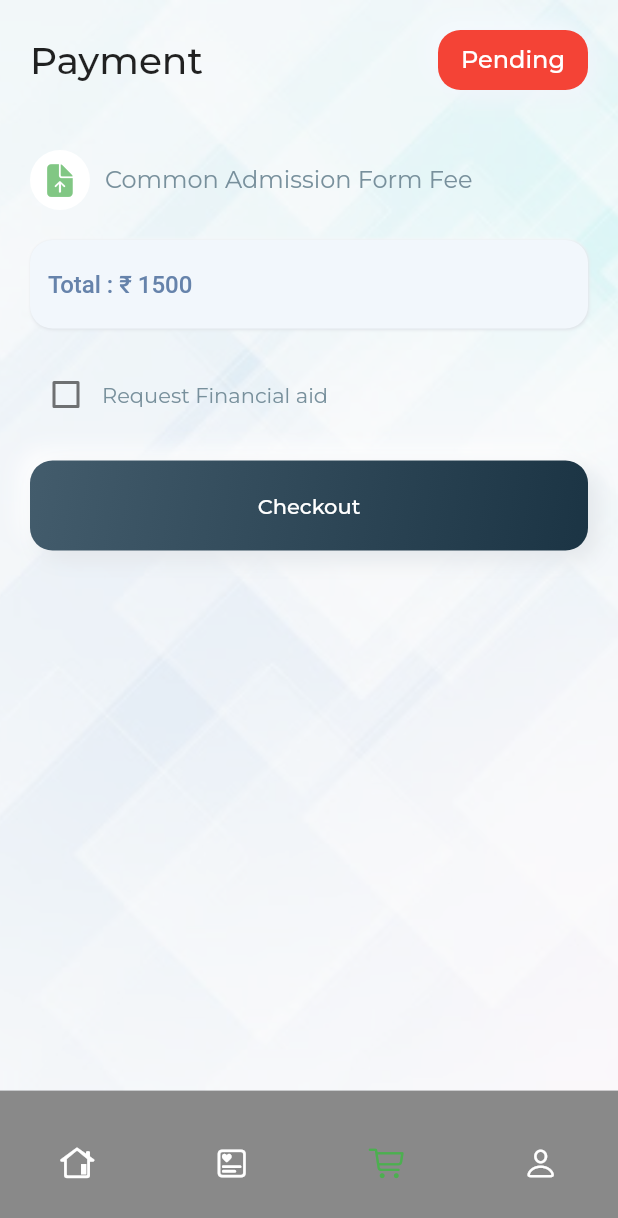
After one commit to purnenduvashistha/EaseAd, a Flutter app: the HomePage screen opened by its route, item 3 of the bottom bar chosen, on a phone screen of 412 x 824 dp. The commit adds this screen. Shown: the top 1218 px of the screen. Run offline on Flutter 3.47's test engine with Material 2 defaults, Android fonts, the phone set to English and light mode, and no system bars; drawn by our look-alikes of clay_containers; our stand-ins replace carousel_slider, firebase_auth, firebase_core, firebase_storage, fluttertoast, font_awesome_flutter and 6 more; missing offline and left inert: clipboard, expansion_widget, flutter_card_swipper; accounts and stored records are empty.

Commit message:
cart.dart for payment

```diff
--- a/lib/models/tabs.dart
+++ b/lib/models/tabs.dart
@@ -3,6 +3,7 @@ import 'package:flutter/cupertino.dart';
 import '../views/tabs/dashboard.dart';
 import '../views/tabs/user.dart';
 import '../views/tabs/history.dart';
+import '../views/tabs/cart.dart';
 
 class TabViews extends ChangeNotifier {
   int selectedIndex = 0;
@@ -27,6 +28,9 @@ class TabViews extends ChangeNotifier {
       case 1:
         ob = HistoryTab();
         break;
+      case 2:
+        ob = CartTab();
+        break;
       case 3:
         ob = UserTab();
         break;
--- /dev/null
+++ b/lib/views/tabs/cart.dart
@@ -0,0 +1,261 @@
+import 'package:clay_containers/widgets/clay_container.dart';
+import 'package:flutter/cupertino.dart';
+import 'package:flutter/material.dart';
+import 'package:provider/provider.dart';
+
+import '../../constants.dart';
+import '../../models/tabs.dart';
+import '../../services/validation.dart';
+import '../../widgets/clayContainerHighlight.dart';
+import '../../widgets/inputTextFields.dart';
+import '../../widgets/submitBtn.dart';
+import '../details.dart';
+
+class CartTab extends StatefulWidget {
+  @override
+  _CartTabState createState() => _CartTabState();
+}
+
+class _CartTabState extends State<CartTab> {
+
+  TextEditingController textEditingController = new TextEditingController();
+  bool isFinancialAidAvailable = false;
+  final Slots = [
+    'Upto ₹ 2.5 lakhs',
+    '₹ 2.5 - ₹ 5 lakhs',
+    '₹ 5 - ₹ 10 lakhs',
+    'Greater than ₹ 10 lakhs'
+  ];
+
+  final interview = ['Yes', 'No'];
+  var selectedSlot;
+  var selectedInterview;
+
+  @override
+  void initState() {
+    super.initState();
+
+    selectedSlot = Slots[0];
+    selectedInterview = interview[0];
+  }
+
+  @override
+  void dispose() {
+    // TODO: implement dispose
+    super.dispose();
+
+  }
+
+  @override
+  Widget build(BuildContext context) {
+    textEditingController.text = 'Total : ₹ 1500';
+    return Stack(
+      alignment:
+      isFinancialAidAvailable ? Alignment.bottomCenter : Alignment.topLeft,
+      children: [
+        SingleChildScrollView(
+          padding: EdgeInsets.only(top: 20, left: 20, right: 20, bottom: 100),
+          child: Container(
+            child: Column(
+              crossAxisAlignment: CrossAxisAlignment.start,
+              children: [
+                Row(
+                  children: [
+                    !isFinancialAidAvailable
+                        ? Container()
+                        : Container(
+                      margin: EdgeInsets.only(right: 20),
+                      child: ClayContainerHighlight(
+                        iconData: CupertinoIcons.arrow_left,
+                        onTap: () {
+                          setState(() {
+                            isFinancialAidAvailable = false;
+                            Provider.of<TabViews>(context, listen: false)
+                                .setBottomNavigationBar(true);
+                          });
+                        },
+                      ),
+                    ),
+                    Text(
+                      'Payment',
+                      style: kHeading1,
+                    ),
+                    Spacer(),
+                    ClayContainer(
+                        color: Colors.red,
+                        parentColor: Color(0xffF2F7FC),
+                        depth: 2,
+                        width: 100,
+                        height: 40,
+                        borderRadius: 15,
+                        child: Center(
+                          child: Text(
+                            "Pending",
+                            style: kHeading3.copyWith(color: Colors.white),
+                          ),
+                        ))
+                  ],
+                ),
+                SizedBox(
+                  height: 20,
+                ),
+                SizedBox(
+                  height: 20,
+                ),
+                Row(
+                  children: [
+                    CircleAvatar(
+                      backgroundColor: Colors.white,
+                      child: Icon(CupertinoIcons.arrow_up_doc_fill,
+                          color: Colors.green.shade300),
+                    ),
+                    SizedBox(
+                      width: 10,
+                    ),
+                    Text(
+                      'Common Admission Form Fee',
+                      style: kHeading4.copyWith(fontSize: 16),
+                    ),
+                  ],
+                ),
+                SizedBox(
+                  height: 20,
+                ),
+                Column(
+                  children: [
+                    InputTextField(
+                      isDisabled: true,
+                      isPasswordField: true,
+                      validator: (value) => Validator.validateName(
+                          name: textEditingController.text),
+                      color: Color(0xffF2F7FC),
+                      textEditingController: textEditingController,
+                    ),
+                    SizedBox(
+                      height: 20,
+                    ),
+                    Row(
+                      children: [
+                        Checkbox(
+                            activeColor: Colors.amber,
+                            value: isFinancialAidAvailable,
+                            onChanged: (value) {
+                              setState(() {
+                                isFinancialAidAvailable = value!;
+                                Provider.of<TabViews>(context, listen: false)
+                                    .setBottomNavigationBar(
+                                    !isFinancialAidAvailable);
+                              });
+                            }),
+                        Text(
+                          'Request Financial aid',
+                          style: kHeading4,
+                        )
+                      ],
+                    ),
+                    SizedBox(
+                      height: 20,
+                    ),
+                    isFinancialAidAvailable
+                        ? Column(
+                      children: [
+                        TextFormField(
+                          maxLines: 5,
+                          style: TextStyle(
+                              color: Color(0xff6683AB),
+                              fontWeight: FontWeight.w500,
+                              fontStyle: FontStyle.normal),
+                          cursorRadius: Radius.circular(4),
+                          cursorHeight: 20,
+                          decoration: InputDecoration(
+                              alignLabelWithHint: true,
+                              border: OutlineInputBorder(),
+                              hintText:
+                              'Please help us understand in atleast 100 words.',
+                              labelStyle: TextStyle(
+                                  color: Colors.amber.shade800,
+                                  fontSize: 16),
+                              hintStyle: kHeading4,
+                              labelText:
+                              'Why did you opt for Financial Aid* '),
+                        ),
+                        SizedBox(
+                          height: 20,
+                        ),
+                        InformationTile(
+                            content: ListView.builder(
+                                physics: NeverScrollableScrollPhysics(),
+                                shrinkWrap: true,
+                                itemCount: Slots.length,
+                                itemBuilder: (context, index) {
+                                  return RadioListTile(
+                                    dense: true,
+                                    activeColor: Colors.green,
+                                    title: Text(
+                                      Slots[index].toString(),
+                                      style: kHeading4,
+                                    ),
+                                    value: Slots[index],
+                                    groupValue: selectedSlot,
+                                    onChanged: (value) {
+                                      setState(() {
+                                        selectedSlot = value;
+                                      });
+                                    },
+                                  );
+                                }),
+                            title: 'Select annual family income',
+                            isExpanded: true),
+                        SizedBox(
+                          height: 20,
+                        ),
+                        InformationTile(
+                            content: ListView.builder(
+                                physics: NeverScrollableScrollPhysics(),
+                                shrinkWrap: true,
+                                itemCount: interview.length,
+                                itemBuilder: (context, index) {
+                                  return RadioListTile(
+                                    dense: true,
+                                    activeColor: Colors.green,
+                                    title: Text(
+                                      interview[index].toString(),
+                                      style: kHeading4,
+                                    ),
+                                    value: interview[index],
+                                    groupValue: selectedInterview,
+                                    onChanged: (value) {
+                                      setState(() {
+                                        selectedInterview = value;
+                                      });
+                                    },
+                                  );
+                                }),
+                            title: 'Are you ready for an interview?',
+                            isExpanded: false),
+                        SizedBox(
+                          height: 40,
+                        ),
+                      ],
+                    )
+                        : SubmitButton(
+                        text: 'Checkout',
+                        onTap: () {
+
+                        }),
+                  ],
+                )
+              ],
+            ),
+          ),
+        ),
+        isFinancialAidAvailable
+            ? Container(
+            padding: EdgeInsets.all(20),
+            child: SubmitButton(
+                pColor: Colors.green, text: 'Submit Request', onTap: () {}))
+            : Container()
+      ],
+    );
+  }
+}
--- a/lib/views/tabs/dashboard.dart
+++ b/lib/views/tabs/dashboard.dart
@@ -145,7 +145,8 @@ class _SchoolCardState extends State<SchoolCard> {
           ),
           Container(
             clipBehavior: Clip.hardEdge,
-            decoration: BoxDecoration(boxShadow: [
+            decoration: BoxDecoration(
+                boxShadow: [
               BoxShadow(
                 color: Colors.blueGrey.shade100,
                 blurRadius: 20,
```
Also changed, not shown: 2 other files.
